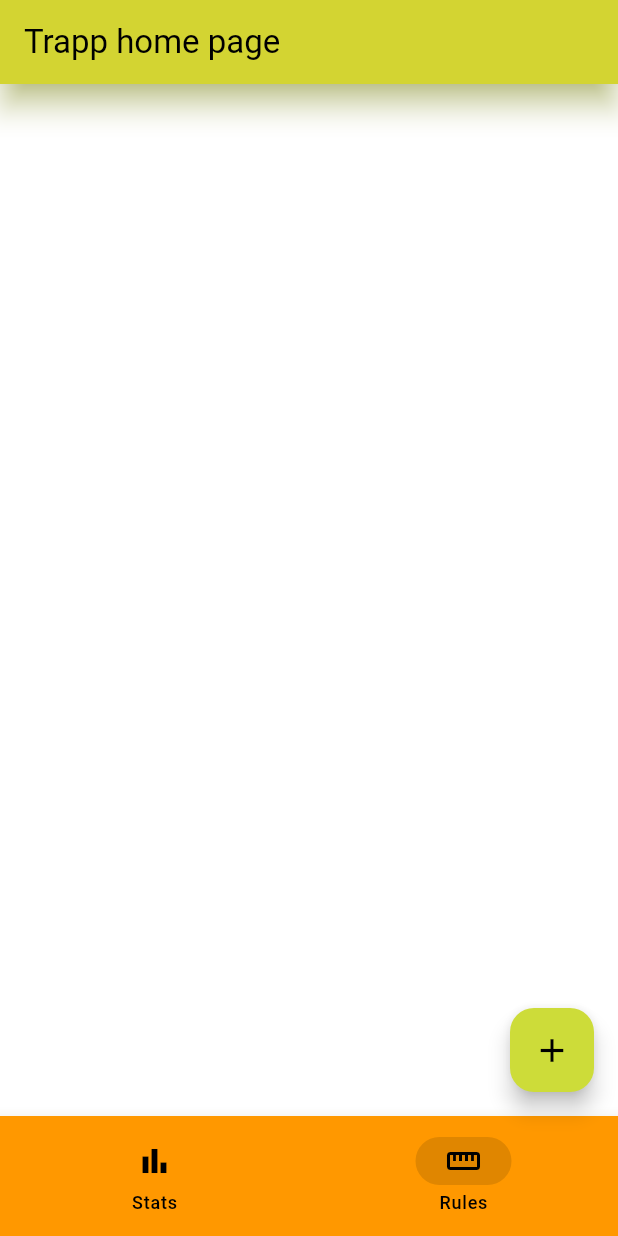
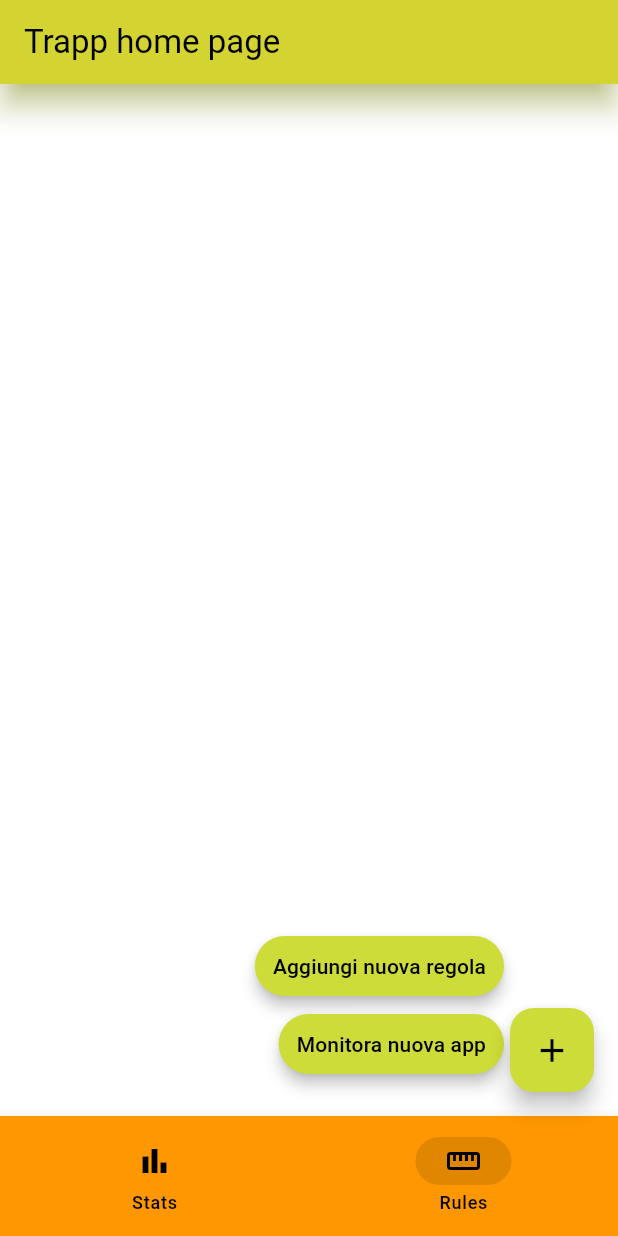
Before and after one commit to djcavei/trapp, a Flutter app: the screen it shows after launch, item 2 of the bottom bar chosen, after a tap on the "add" icon, on a phone screen of 412 x 824 dp. Run offline on Flutter 3.47's test engine with Material 3 defaults, Android fonts, the light colour scheme and no system bars.

Commit message:
homepage draft

```diff
--- a/lib/main.dart
+++ b/lib/main.dart
@@ -1,5 +1,6 @@
 import 'package:flutter/material.dart';
 import 'package:flutter/services.dart';
+import 'package:trapp/widget/add_rules_widget.dart';
 
 void main() {
   runApp(const MyApp());
@@ -90,14 +91,7 @@ class _MyHomePageState extends State<MyHomePage> {
       body: Center(
         child: _widgets.elementAt(_selectedIndex),
       ),
-      floatingActionButton: FloatingActionButton(
-        backgroundColor: colorScheme.secondary,
-        onPressed: () {},
-        child: const Icon(
-          Icons.add,
-          size: 26,
-        ),
-      ),
+      floatingActionButton: const AddRulesWidget(),
     );
   }
 
--- /dev/null
+++ b/lib/widget/add_rules_widget.dart
@@ -0,0 +1,73 @@
+import 'package:flutter/material.dart';
+
+class AddRulesWidget extends StatefulWidget {
+  const AddRulesWidget({
+    super.key,
+  });
+
+  @override
+  State<StatefulWidget> createState() => _AddRulesWidgetState();
+}
+
+class _AddRulesWidgetState extends State<AddRulesWidget> {
+  bool _showOptions = false;
+
+  @override
+  Widget build(BuildContext context) {
+    final colorScheme = Theme.of(context).colorScheme;
+    return Stack(clipBehavior: Clip.none, children: [
+      Visibility(
+        visible: _showOptions,
+        child: Positioned(
+          right: 60,
+          bottom: 60,
+          child: BasicAddButtons(colorScheme: colorScheme, text: 'Aggiungi nuova regola', onPressFunc: (){print('nuova regola');},),
+        ),
+      ),
+      Visibility(
+        visible: _showOptions,
+        child: Positioned(
+          right: 60,
+          child: BasicAddButtons(colorScheme: colorScheme, text: 'Monitora nuova app', onPressFunc: () => print('nuova app'),),
+        ),
+      ),
+      FloatingActionButton(
+        backgroundColor: colorScheme.secondary,
+        onPressed: () => setState(() => _showOptions = !_showOptions),
+        child: const Icon(
+          Icons.add,
+          size: 26,
+        ),
+      ),
+    ]);
+  }
+}
+
+class BasicAddButtons extends StatelessWidget {
+  const BasicAddButtons({
+    super.key,
+    required this.colorScheme,
+    required this.text,
+    required this.onPressFunc,
+  });
+
+  final ColorScheme colorScheme;
+  final String text;
+  final VoidCallback onPressFunc;
+
+  @override
+  Widget build(BuildContext context) {
+    return TextButton(
+      style: ButtonStyle(
+        elevation: const MaterialStatePropertyAll(4),
+          shadowColor: MaterialStatePropertyAll(colorScheme.onTertiary),
+          overlayColor: MaterialStatePropertyAll(Colors.black.withOpacity(0.5)),
+          backgroundColor:
+              MaterialStatePropertyAll(colorScheme.secondary),
+          foregroundColor:
+              MaterialStatePropertyAll(colorScheme.onSecondary)),
+      onPressed: onPressFunc,
+      child: Text(text),
+    );
+  }
+}
```
